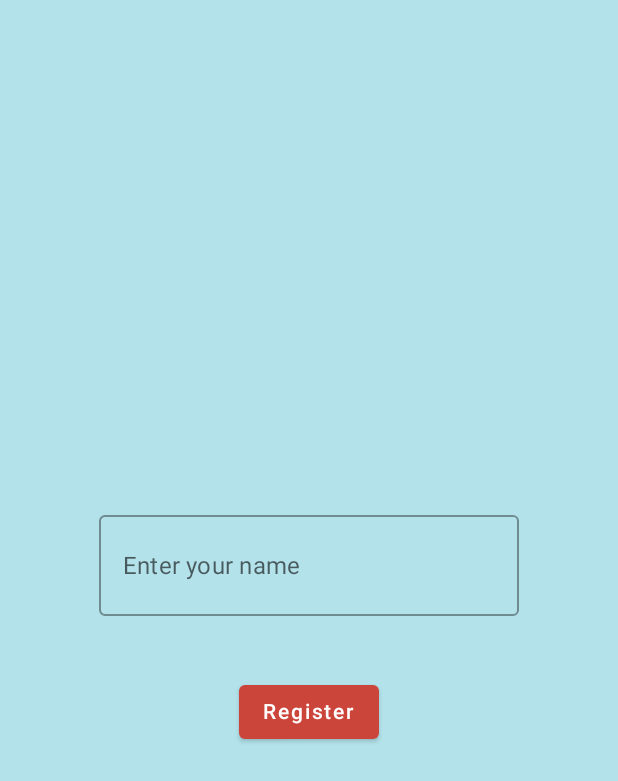
After one commit to bolandmj/RecipeBox, an Android app built with Jetpack Compose: the composable Home shown on its own in the app's theme, on a phone screen of 412 x 824 dp. The commit adds this screen. Shown: the top 781 px of the screen. Run offline under Robolectric (Android 15) with nearby library versions, the phone set to English and light mode, and no system bars.

Commit message:
Added Navigation new screens for navigation. Need to transfer UI from home screen to screen classes to test functionality of navigation. The button with Nav error is what a navigation should look like in screens classes

```diff
--- a/app2/build.gradle
+++ b/app2/build.gradle
@@ -63,4 +63,5 @@ dependencies {
     androidTestImplementation "androidx.compose.ui:ui-test-junit4:$compose_version"
     debugImplementation "androidx.compose.ui:ui-tooling:$compose_version"
     debugImplementation "androidx.compose.ui:ui-test-manifest:$compose_version"
+    implementation  'androidx.navigation:navigation-compose:2.4.0'
 }
--- /dev/null
+++ b/app2/src/main/java/com/example/recipebox/NavRoutes.kt
@@ -0,0 +1,6 @@
+package com.example.recipebox
+
+sealed class NavRoutes(val route: String) {
+    object Home : NavRoutes("Home")
+    object AddRecipe : NavRoutes("AddRecipe")
+}
--- /dev/null
+++ b/app2/src/main/java/com/example/recipebox/screens/Home.kt
@@ -0,0 +1,59 @@
+package com.example.recipebox.screens
+import androidx.compose.foundation.layout.*
+import androidx.compose.material.*
+import androidx.compose.runtime.*
+import androidx.compose.ui.Alignment
+import androidx.compose.ui.Modifier
+import androidx.compose.ui.text.TextStyle
+import androidx.compose.ui.text.font.FontWeight
+import androidx.compose.ui.unit.dp
+import androidx.compose.ui.unit.sp
+import androidx.navigation.NavHostController
+
+import com.example.recipebox.NavRoutes
+
+@Composable
+fun Home(navController: NavHostController) {
+
+    var userName by remember { mutableStateOf("") }
+    val onUserNameChange = { text : String ->
+        userName = text
+    }
+
+    Box(
+        modifier = Modifier
+            .fillMaxSize(),
+        contentAlignment = Alignment.Center
+    ) {
+        Column(horizontalAlignment = Alignment.CenterHorizontally) {
+            CustomTextField(
+                title = "Enter your name",
+                textState = userName,
+                onTextChange = onUserNameChange
+            )
+
+            Spacer(modifier = Modifier.size(30.dp))
+
+            Button(onClick = { }) {
+                Text(text = "Register")
+            }
+        }
+    }
+}
+
+@Composable
+fun CustomTextField(
+    title: String,
+    textState: String,
+    onTextChange: (String) -> Unit,
+) {
+    OutlinedTextField(
+        value = textState,
+        onValueChange = { onTextChange(it) },
+        singleLine = true,
+        label = { Text(title)},
+        modifier = Modifier.padding(10.dp),
+        textStyle = TextStyle(fontWeight = FontWeight.Bold,
+            fontSize = 30.sp)
+    )
+}
```
Also changed, not shown: app2/src/main/java/com/example/recipebox/MainActivity.kt (+26 -3 lines), app2/src/main/java/com/example/recipebox/screens/AddRecipe.kt (added, +30 -0 lines).
